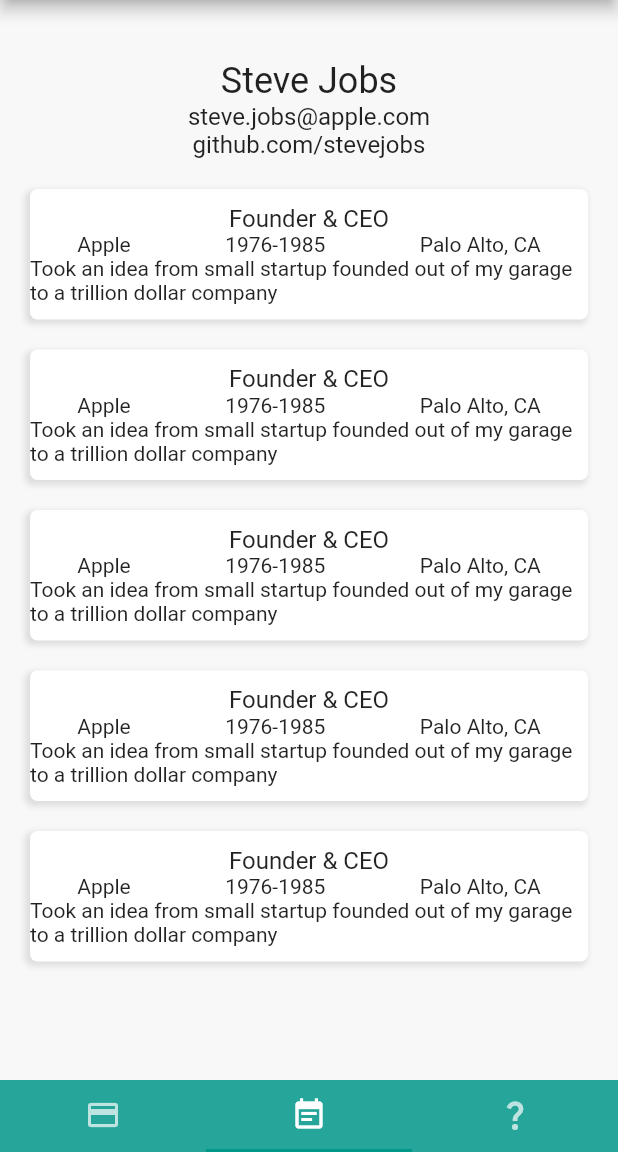
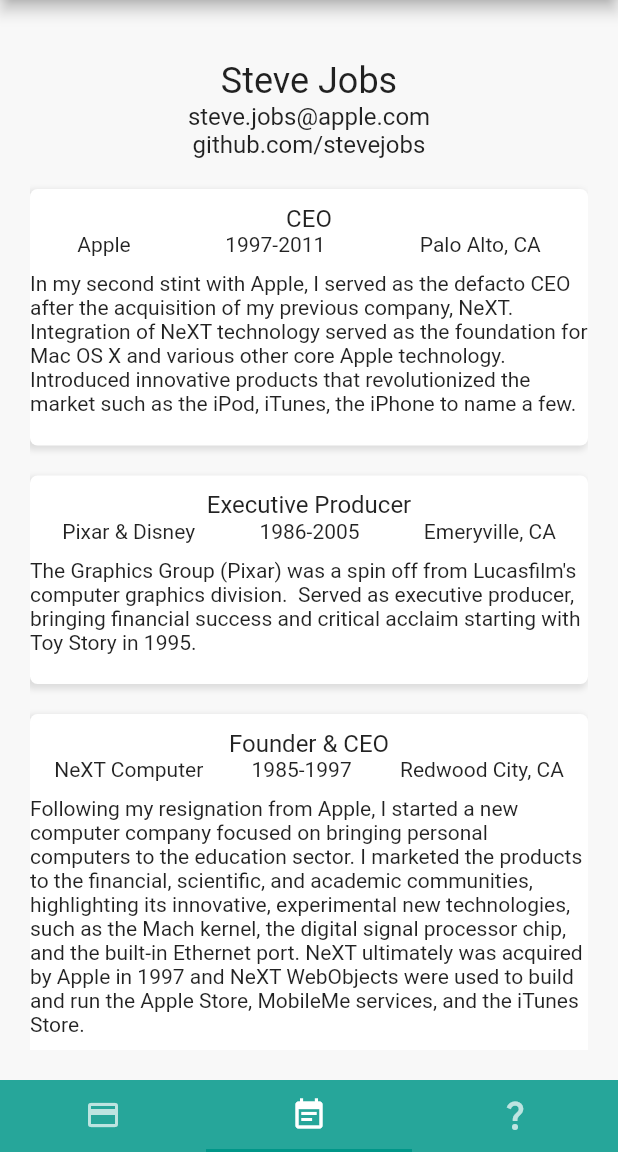
Before and after one commit to Schow94/Call-Me-Maybe, a Flutter app: the screen it shows after launch, item 2 of the bottom bar chosen, on a phone screen of 412 x 824 dp, the part 84-1236 px from its top. Run offline on Flutter 3.47's test engine with Material 2 defaults, Android fonts, the phone set to English and light mode, and no system bars.

Commit message:
Add real seed data to experience.dart

```diff
--- a/lib/screens/predictor_screen.dart
+++ b/lib/screens/predictor_screen.dart
@@ -1,5 +1,7 @@
 import 'package:flutter/material.dart';
 import 'dart:math';
+
+import 'package:project3/widgets/random_text.dart';
 
 class Predictor extends StatefulWidget {
   const Predictor({Key? key}) : super(key: key);
@@ -44,10 +46,7 @@ class _PredictorState extends State<Predictor> {
             ),
           ),
           SizedBox(height: 50),
-          Text(
-            text,
-            style: Theme.of(context).textTheme.headline4,
-          ),
+          RandomText(text: textOptions[rand]),
         ],
       ),
     );
--- a/lib/widgets/experience.dart
+++ b/lib/widgets/experience.dart
@@ -9,12 +9,28 @@ class Experience extends StatelessWidget {
     return Column(
       children: [
         ResumeItem(
-          title: 'Founder & CEO',
+          title: 'CEO',
           company: 'Apple',
-          years: '1976-1985',
+          years: '1997-2011',
           location: 'Palo Alto, CA',
           duties:
-              'Took an idea from small startup founded out of my garage to a trillion dollar company',
+              'In my second stint with Apple, I served as the defacto CEO after the acquisition of my previous company, NeXT. Integration of NeXT technology served as the foundation for Mac OS X and various other core Apple technology. Introduced innovative products that revolutionized the market such as the iPod, iTunes, the iPhone to name a few.',
+        ),
+        ResumeItem(
+          title: 'Executive Producer',
+          company: 'Pixar & Disney',
+          years: '1986-2005',
+          location: 'Emeryville, CA',
+          duties:
+              'The Graphics Group (Pixar) was a spin off from Lucasfilm\'s computer graphics division.  Served as executive producer, bringing financial success and critical acclaim starting with Toy Story in 1995.',
+        ),
+        ResumeItem(
+          title: 'Founder & CEO',
+          company: 'NeXT Computer',
+          years: '1985-1997',
+          location: 'Redwood City, CA',
+          duties:
+              'Following my resignation from Apple, I started a new computer company focused on bringing personal computers to the education sector. I marketed the products to the financial, scientific, and academic communities, highlighting its innovative, experimental new technologies, such as the Mach kernel, the digital signal processor chip, and the built-in Ethernet port. NeXT ultimately was acquired by Apple in 1997 and NeXT WebObjects were used to build and run the Apple Store, MobileMe services, and the iTunes Store.',
         ),
         ResumeItem(
           title: 'Founder & CEO',
@@ -25,28 +41,27 @@ class Experience extends StatelessWidget {
               'Took an idea from small startup founded out of my garage to a trillion dollar company',
         ),
         ResumeItem(
-          title: 'Founder & CEO',
-          company: 'Apple',
-          years: '1976-1985',
-          location: 'Palo Alto, CA',
-          duties:
-              'Took an idea from small startup founded out of my garage to a trillion dollar company',
+          title: 'Self-employed',
+          company: 'Travel',
+          years: '1974',
+          location: 'India',
+          duties: 'In search of spiritual enlightenment',
         ),
         ResumeItem(
-          title: 'Founder & CEO',
-          company: 'Apple',
+          title: 'Technician',
+          company: 'Atari',
           years: '1976-1985',
-          location: 'Palo Alto, CA',
+          location: 'Los Gatos, CA',
           duties:
-              'Took an idea from small startup founded out of my garage to a trillion dollar company',
+              'Hired only because Atari though I built and designed my own version of the classic video game Pong, which was actually designed by my good friend Steve Wozniak.',
         ),
         ResumeItem(
-          title: 'Founder & CEO',
-          company: 'Apple',
-          years: '1976-1985',
-          location: 'Palo Alto, CA',
+          title: 'Student',
+          company: 'Reed College',
+          years: '1972-1985',
+          location: 'Portland, OR',
           duties:
-              'Took an idea from small startup founded out of my garage to a trillion dollar company',
+              'After 1 semester I made the decision to drop out because I did not want to spend my parent\'s money on an education that seemed meaningless to me. I continued to audit classes such as calligraphy.',
         ),
       ],
     );
--- /dev/null
+++ b/lib/widgets/random_text.dart
@@ -0,0 +1,14 @@
+import 'package:flutter/material.dart';
+
+class RandomText extends StatelessWidget {
+  final String text;
+  const RandomText({required this.text});
+
+  @override
+  Widget build(BuildContext context) {
+    return Text(
+      text,
+      style: Theme.of(context).textTheme.headline4,
+    );
+  }
+}
--- a/lib/widgets/resume_bio.dart
+++ b/lib/widgets/resume_bio.dart
@@ -1,6 +1,4 @@
 import 'package:flutter/material.dart';
-import 'package:flutter/src/foundation/key.dart';
-import 'package:flutter/src/widgets/framework.dart';
 
 class ResumeBio extends StatelessWidget {
   final String name;
--- a/lib/widgets/resume_item.dart
+++ b/lib/widgets/resume_item.dart
@@ -55,10 +55,9 @@ class ResumeItem extends StatelessWidget {
                     Text(location),
                   ],
                 ),
-                Text(
-                  'Took an idea from small startup founded out of my garage to a trillion dollar company',
-                ),
                 SizedBox(height: 10),
+                Text(duties),
+                SizedBox(height: 20),
               ],
             ),
           ),
```
